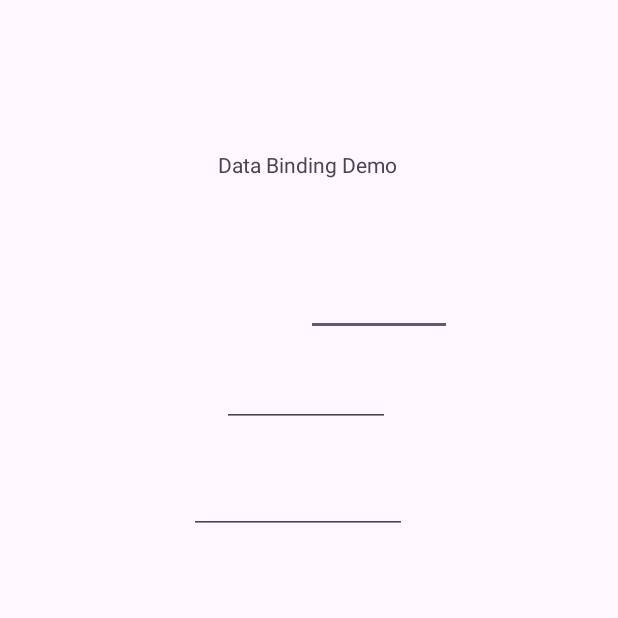
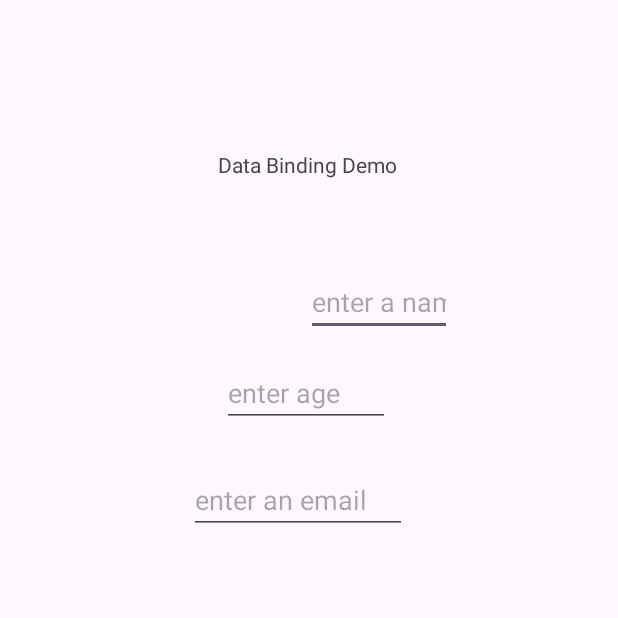
Before and after one commit to rsheikh/dataBindingDemo, an Android app: the screen it shows after launch (MainActivity), on a phone screen of 412 x 824 dp, the top half of it. Run offline under Robolectric (Android 15) with nearby library versions, the phone set to English and light mode, and no system bars; our stand-ins replace data binding.

Commit message:
Feat: Implement placeholders for each field

```diff
--- a/app/src/main/res/layout/activity_main.xml
+++ b/app/src/main/res/layout/activity_main.xml
@@ -78,6 +78,7 @@
             android:ems="10"
             android:inputType="text"
             android:text="@={person.name}"
+            android:hint="@string/enter_a_name"
             app:layout_constraintBaseline_toTopOf="@+id/name_field"
             app:layout_constraintStart_toStartOf="@+id/name_field"
             app:layout_constraintTop_toBottomOf="@+id/name_field"
@@ -90,6 +91,7 @@
             android:ems="10"
             android:inputType="text"
             android:text="@={`` + person.age}"
+            android:hint="@string/enter_age"
             app:layout_constraintEnd_toEndOf="@+id/name_field"
             app:layout_constraintHorizontal_bias="0.453"
             app:layout_constraintStart_toStartOf="@+id/name_field"
@@ -103,6 +105,7 @@
             android:ems="10"
             android:inputType="text"
             android:text="@={person.emailAddress}"
+            android:hint="@string/enter_an_email"
             app:layout_constraintEnd_toEndOf="@+id/age_field"
             app:layout_constraintHorizontal_bias="0.453"
             app:layout_constraintStart_toStartOf="@+id/age_field"
--- a/app/src/main/res/values/strings.xml
+++ b/app/src/main/res/values/strings.xml
@@ -3,7 +3,11 @@
     <string name="name">name</string>
     <string name="email">email</string>
     <string name="age">age</string>
+    <string name="ageFormat">`` + age</string>
     <string name="data_binding_demo">Data Binding Demo</string>
     <string name="textview">TextView</string>
     <string name="input_name">Name</string>
+    <string name="enter_age">enter age</string>
+    <string name="enter_an_email">enter an email</string>
+    <string name="enter_a_name">enter a name</string>
 </resources>
```
